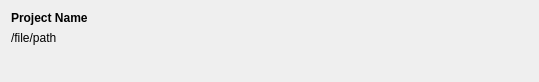
First picture: the form in src/bin/scenarist-desktop/UserInterfaceLayer/StartUp/ProjectFileWidget.ui, repository dimkanovikov/KITScenarist, before the edit.
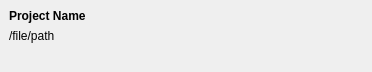
Second picture: the form after the edit. Icons and pictures are not drawn. Custom widgets are drawn as their Qt base class.

Patch:
```diff
--- a/src/bin/scenarist-desktop/UserInterfaceLayer/StartUp/ProjectFileWidget.ui
+++ b/src/bin/scenarist-desktop/UserInterfaceLayer/StartUp/ProjectFileWidget.ui
@@ -6,8 +6,8 @@
    <rect>
     <x>0</x>
     <y>0</y>
-    <width>539</width>
-    <height>79</height>
+    <width>372</width>
+    <height>65</height>
    </rect>
   </property>
   <property name="cursor">
@@ -17,19 +17,81 @@
    <string>Form</string>
   </property>
   <layout class="QVBoxLayout" name="mainLayout">
+   <property name="spacing">
+    <number>0</number>
+   </property>
+   <property name="leftMargin">
+    <number>0</number>
+   </property>
+   <property name="topMargin">
+    <number>0</number>
+   </property>
+   <property name="rightMargin">
+    <number>0</number>
+   </property>
+   <property name="bottomMargin">
+    <number>0</number>
+   </property>
    <item>
     <layout class="QGridLayout" name="gridLayout">
      <property name="horizontalSpacing">
       <number>0</number>
      </property>
-     <item row="0" column="1" rowspan="2">
-      <widget class="QFrame" name="optionsPanel">
-       <property name="frameShape">
-        <enum>QFrame::NoFrame</enum>
+     <item row="0" column="0" rowspan="2">
+      <widget class="QFrame" name="frame">
+       <property name="minimumSize">
+        <size>
+         <width>50</width>
+         <height>0</height>
+        </size>
        </property>
-       <property name="frameShadow">
-        <enum>QFrame::Raised</enum>
-       </property>
+       <layout class="QVBoxLayout" name="verticalLayout">
+        <item>
+         <widget class="QLabel" name="projectName">
+          <property name="sizePolicy">
+           <sizepolicy hsizetype="Expanding" vsizetype="Preferred">
+            <horstretch>0</horstretch>
+            <verstretch>0</verstretch>
+           </sizepolicy>
+          </property>
+          <property name="font">
+           <font>
+            <weight>75</weight>
+            <bold>true</bold>
+           </font>
+          </property>
+          <property name="text">
+           <string>Project Name</string>
+          </property>
+         </widget>
+        </item>
+        <item>
+         <widget class="ElidedLabel" name="filePath">
+          <property name="sizePolicy">
+           <sizepolicy hsizetype="Expanding" vsizetype="Preferred">
+            <horstretch>0</horstretch>
+            <verstretch>0</verstretch>
+           </sizepolicy>
+          </property>
+          <property name="minimumSize">
+           <size>
+            <width>0</width>
+            <height>16</height>
+           </size>
+          </property>
+          <property name="text">
+           <string>/file/path</string>
+          </property>
+          <property name="alignment">
+           <set>Qt::AlignLeading|Qt::AlignLeft|Qt::AlignTop</set>
+          </property>
+         </widget>
+        </item>
+       </layout>
+      </widget>
+     </item>
+     <item row="0" column="1" rowspan="2" colspan="2">
+      <widget class="QWidget" name="optionsPanel" native="true">
        <layout class="QHBoxLayout" name="horizontalLayout">
         <property name="spacing">
          <number>0</number>
@@ -48,6 +110,15 @@
         </property>
         <item>
          <widget class="FlatButton" name="change">
+          <property name="sizePolicy">
+           <sizepolicy hsizetype="Fixed" vsizetype="Preferred">
+            <horstretch>0</horstretch>
+            <verstretch>0</verstretch>
+           </sizepolicy>
+          </property>
+          <property name="toolTip">
+           <string>Change project name</string>
+          </property>
           <property name="text">
            <string/>
           </property>
@@ -62,6 +133,15 @@
         </item>
         <item>
          <widget class="FlatButton" name="remove">
+          <property name="sizePolicy">
+           <sizepolicy hsizetype="Fixed" vsizetype="Preferred">
+            <horstretch>0</horstretch>
+            <verstretch>0</verstretch>
+           </sizepolicy>
+          </property>
+          <property name="toolTip">
+           <string>Remove project</string>
+          </property>
           <property name="text">
            <string/>
           </property>
@@ -76,6 +156,15 @@
         </item>
         <item>
          <widget class="FlatButton" name="hide">
+          <property name="sizePolicy">
+           <sizepolicy hsizetype="Fixed" vsizetype="Preferred">
+            <horstretch>0</horstretch>
+            <verstretch>0</verstretch>
+           </sizepolicy>
+          </property>
+          <property name="toolTip">
+           <string>Hide project from recent</string>
+          </property>
           <property name="text">
            <string/>
           </property>
@@ -90,6 +179,15 @@
         </item>
         <item>
          <widget class="FlatButton" name="share">
+          <property name="sizePolicy">
+           <sizepolicy hsizetype="Fixed" vsizetype="Preferred">
+            <horstretch>0</horstretch>
+            <verstretch>0</verstretch>
+           </sizepolicy>
+          </property>
+          <property name="toolTip">
+           <string>Add cowriter</string>
+          </property>
           <property name="text">
            <string/>
           </property>
@@ -105,77 +203,6 @@
        </layout>
       </widget>
      </item>
-     <item row="0" column="2" rowspan="2">
-      <widget class="FlatButton" name="options">
-       <property name="text">
-        <string/>
-       </property>
-       <property name="icon">
-        <iconset resource="../../../scenarist-core/Resources/Resources.qrc">
-         <normaloff>:/Graphics/Icons/Mobile/dots-vertical.png</normaloff>:/Graphics/Icons/Mobile/dots-vertical.png</iconset>
-       </property>
-       <property name="checkable">
-        <bool>true</bool>
-       </property>
-       <property name="autoRaise">
-        <bool>true</bool>
-       </property>
-      </widget>
-     </item>
-     <item row="0" column="0">
-      <widget class="QLabel" name="projectName">
-       <property name="sizePolicy">
-        <sizepolicy hsizetype="Expanding" vsizetype="Preferred">
-         <horstretch>0</horstretch>
-         <verstretch>0</verstretch>
-        </sizepolicy>
-       </property>
-       <property name="font">
-        <font>
-         <weight>75</weight>
-         <bold>true</bold>
-        </font>
-       </property>
-       <property name="text">
-        <string>Project Name</string>
-       </property>
-      </widget>
-     </item>
-     <item row="1" column="0" rowspan="2">
-      <widget class="ElidedLabel" name="filePath">
-       <property name="sizePolicy">
-        <sizepolicy hsizetype="Expanding" vsizetype="Preferred">
-         <horstretch>0</horstretch>
-         <verstretch>0</verstretch>
-        </sizepolicy>
-       </property>
-       <property name="minimumSize">
-        <size>
-         <width>0</width>
-         <height>16</height>
-        </size>
-       </property>
-       <property name="text">
-        <string>/file/path</string>
-       </property>
-       <property name="alignment">
-        <set>Qt::AlignLeading|Qt::AlignLeft|Qt::AlignTop</set>
-       </property>
-      </widget>
-     </item>
-     <item row="2" column="1" colspan="2">
-      <spacer name="verticalSpacer_2">
-       <property name="orientation">
-        <enum>Qt::Vertical</enum>
-       </property>
-       <property name="sizeHint" stdset="0">
-        <size>
-         <width>20</width>
-         <height>0</height>
-        </size>
-       </property>
-      </spacer>
-     </item>
     </layout>
    </item>
    <item>
```
Left out of the diff: 26 changed lines with no effect on the pictures.
